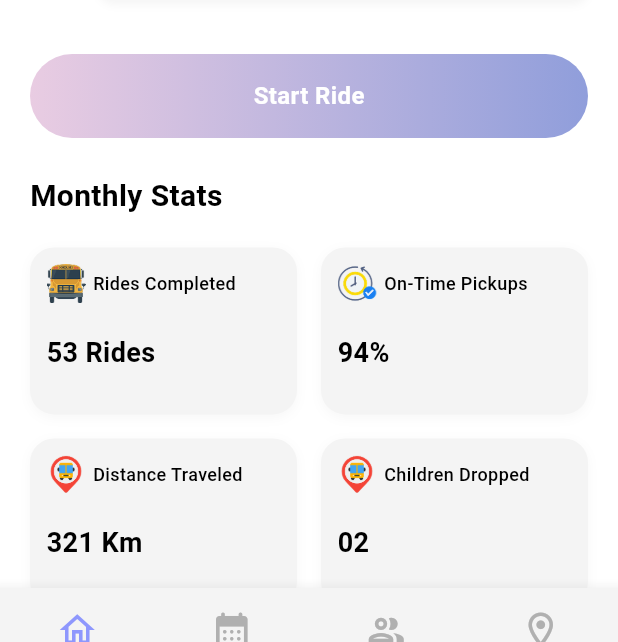
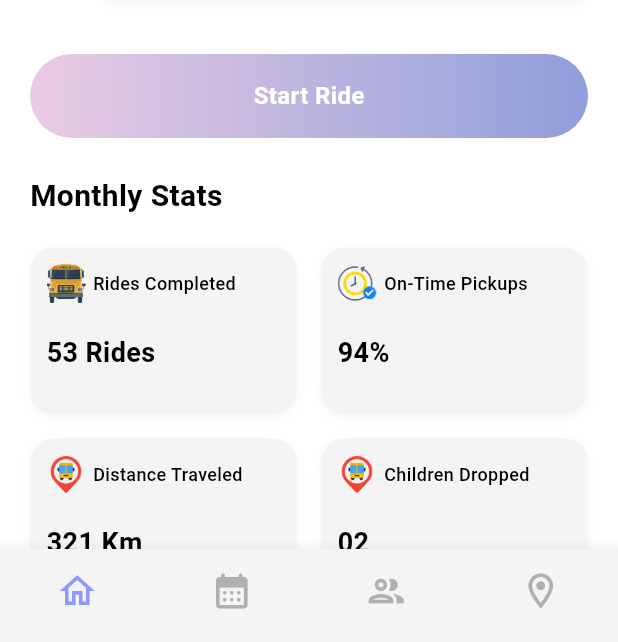
Before and after one commit to MKhalidHossain/Perent_monitoring-Role-parent-driver, a Flutter app: the DriverNavBarScreen screen opened by its route, on a phone screen of 412 x 824 dp, the part 594-1236 px from its top. Run offline on Flutter 3.47's test engine with Material 3 defaults, Android fonts, the phone set to English and light mode, and no system bars; our stand-ins replace flutter_animate, get, google_maps_flutter, image_picker, pin_code_fields, shared_preferences; missing offline and left inert: email_otp; accounts and stored records are empty.

Commit message:
ui fix up bottom nav bar

```diff
--- a/lib/driver_bottom_navbar_screen.dart
+++ b/lib/driver_bottom_navbar_screen.dart
@@ -42,8 +42,7 @@
       body: _pages[_selectedIndex],
       bottomNavigationBar: SafeArea(
         top: false,
-        child: SizedBox(
-          height: kBottomNavigationBarHeight + bottomInset,
+        bottom: false,
         child: BottomNavigationBar(
           currentIndex: _selectedIndex,
           onTap: (index) => setState(() => _selectedIndex = index),
@@ -74,7 +73,6 @@
           ],
         ),
       ),
-      ),
     );
   }
 }
```
Lines whose indentation alone changed are shown as unchanged.
